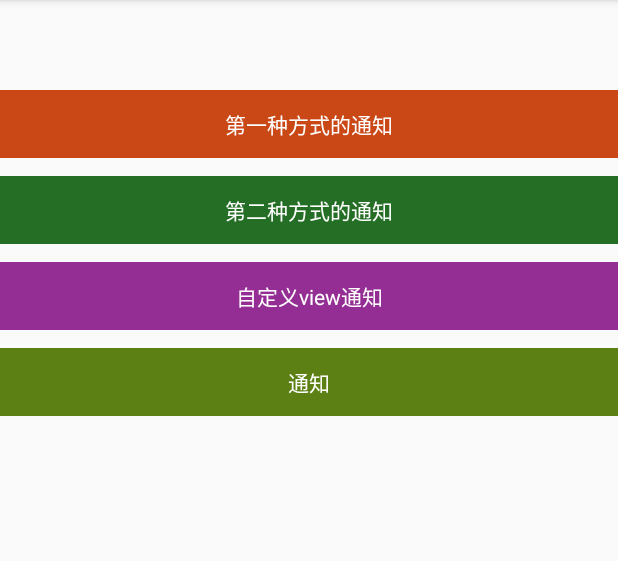
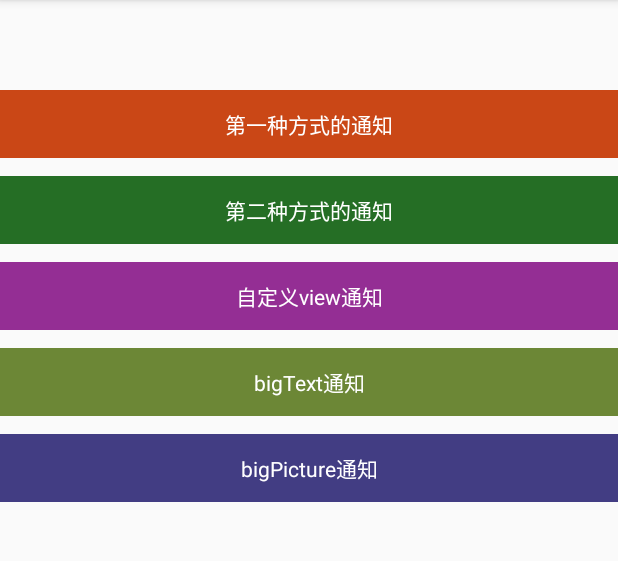
Before and after one commit to shaozucheng/NotificationDemo, an Android app: the screen it shows after launch (MainActivity), on a phone screen of 412 x 824 dp, the part 84-645 px from its top. Run offline under Robolectric (Android 15) with nearby library versions, the phone set to English and light mode, and no system bars; our stand-ins replace ButterKnife.

Commit message:
简述：添加bigText 通知
背景信息：

修改内容：

```diff
--- a/app/src/main/res/layout/activity_main.xml
+++ b/app/src/main/res/layout/activity_main.xml
@@ -1,13 +1,16 @@
 <?xml version="1.0" encoding="utf-8"?>
-<LinearLayout
+<ScrollView
     xmlns:android="http://schemas.android.com/apk/res/android"
-    xmlns:app="http://schemas.android.com/apk/res-auto"
     xmlns:tools="http://schemas.android.com/tools"
     android:layout_width="match_parent"
     android:layout_height="match_parent"
     android:orientation="vertical"
     tools:context="com.notification.MainActivity">
 
+    <LinearLayout
+        android:layout_width="match_parent"
+        android:layout_height="wrap_content"
+        android:orientation="vertical">
 
         <TextView
             android:id="@+id/button01"
@@ -49,10 +52,22 @@
             android:layout_width="match_parent"
             android:layout_height="wrap_content"
             android:layout_marginTop="12dp"
-        android:background="#5c8014"
+            android:background="#6c8736"
             android:gravity="center"
             android:padding="12dp"
-        android:text="通知"
+            android:text="bigText通知"
+            android:textColor="#ffffff"/>
+
+        <TextView
+            android:id="@+id/button05"
+            android:layout_width="match_parent"
+            android:layout_height="wrap_content"
+            android:layout_marginTop="12dp"
+            android:background="#423d83"
+            android:gravity="center"
+            android:padding="12dp"
+            android:text="bigPicture通知"
             android:textColor="#ffffff"/>
 
     </LinearLayout>
+</ScrollView>
```
Also changed, not shown: app/src/main/java/com/notification/MainActivity.java (+17 -19 lines), app/src/main/java/push/NotificationManager.java (+60 -0 lines), 1 other file. Lines whose indentation alone changed are shown as unchanged.
